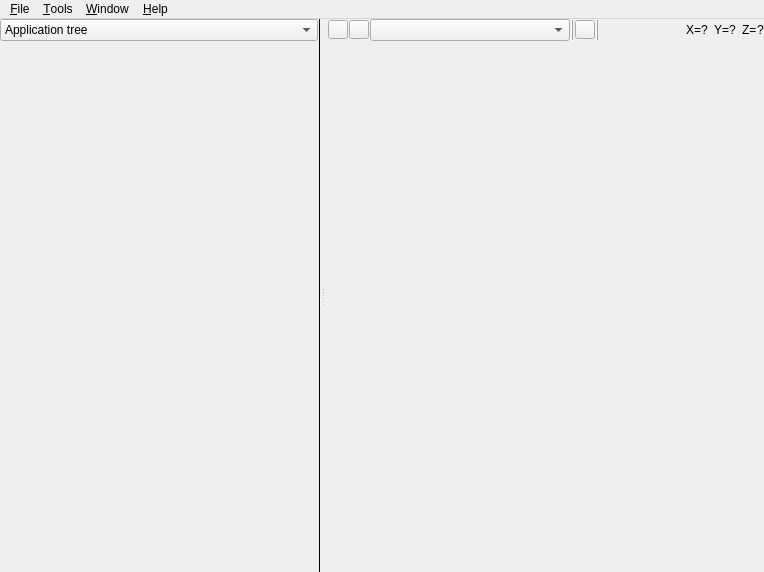
Old version of the form src/mainwindow.ui in the repository fougue/mayo.
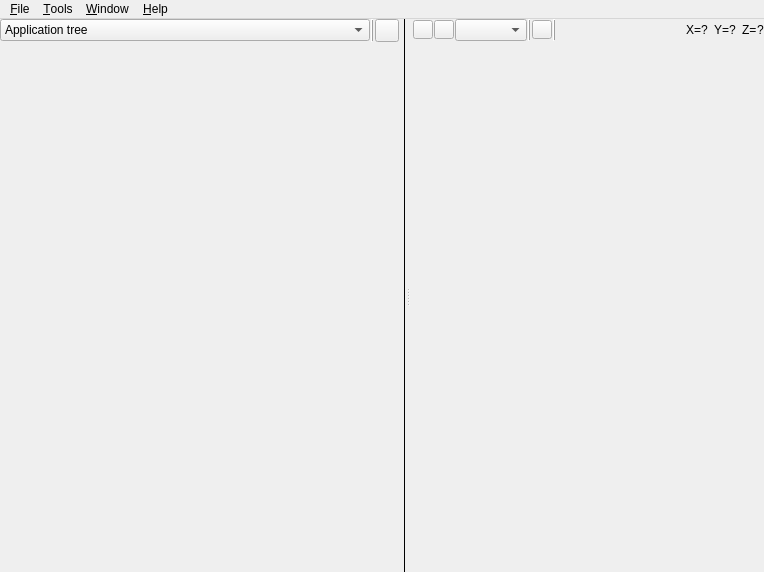
New version of the form. Icons and pictures are not drawn. Custom widgets are drawn as their Qt base class.

Patch:
```diff
--- a/src/mainwindow.ui
+++ b/src/mainwindow.ui
@@ -132,7 +132,7 @@
                 <widget class="QWidget" name="widget_LeftHeader" native="true">
                  <layout class="QHBoxLayout" name="horizontalLayout_2">
                   <property name="spacing">
-                   <number>0</number>
+                   <number>1</number>
                   </property>
                   <property name="leftMargin">
                    <number>0</number>
@@ -141,13 +141,25 @@
                    <number>0</number>
                   </property>
                   <property name="rightMargin">
-                   <number>0</number>
+                   <number>4</number>
                   </property>
                   <property name="bottomMargin">
                    <number>0</number>
                   </property>
                   <item>
                    <widget class="QComboBox" name="combo_LeftContents">
+                    <property name="sizePolicy">
+                     <sizepolicy hsizetype="Preferred" vsizetype="Fixed">
+                      <horstretch>1</horstretch>
+                      <verstretch>0</verstretch>
+                     </sizepolicy>
+                    </property>
+                    <property name="minimumSize">
+                     <size>
+                      <width>0</width>
+                      <height>22</height>
+                     </size>
+                    </property>
                     <item>
                      <property name="text">
                       <string>Application tree</string>
@@ -165,6 +177,27 @@
                     </item>
                    </widget>
                   </item>
+                  <item>
+                   <widget class="Line" name="line_SeparatorComboLeftContents">
+                    <property name="frameShadow">
+                     <enum>QFrame::Raised</enum>
+                    </property>
+                    <property name="orientation">
+                     <enum>Qt::Vertical</enum>
+                    </property>
+                   </widget>
+                  </item>
+                  <item>
+                   <widget class="ButtonFlat" name="btn_CloseLeftSideBar">
+                    <property name="toolTip">
+                     <string>Close Left Side Bar</string>
+                    </property>
+                    <property name="icon">
+                     <iconset resource="../mayo.qrc">
+                      <normaloff>:/images/left-arrow-cross_16.png</normaloff>:/images/left-arrow-cross_16.png</iconset>
+                    </property>
+                   </widget>
+                  </item>
                  </layout>
                 </widget>
                </item>
@@ -340,8 +373,8 @@
                 <widget class="QComboBox" name="combo_GuiDocuments">
                  <property name="minimumSize">
                   <size>
-                   <width>200</width>
-                   <height>0</height>
+                   <width>0</width>
+                   <height>22</height>
                   </size>
                  </property>
                  <property name="sizeAdjustPolicy">
```
Left out of the diff: 2 changed lines with no effect on the pictures.
